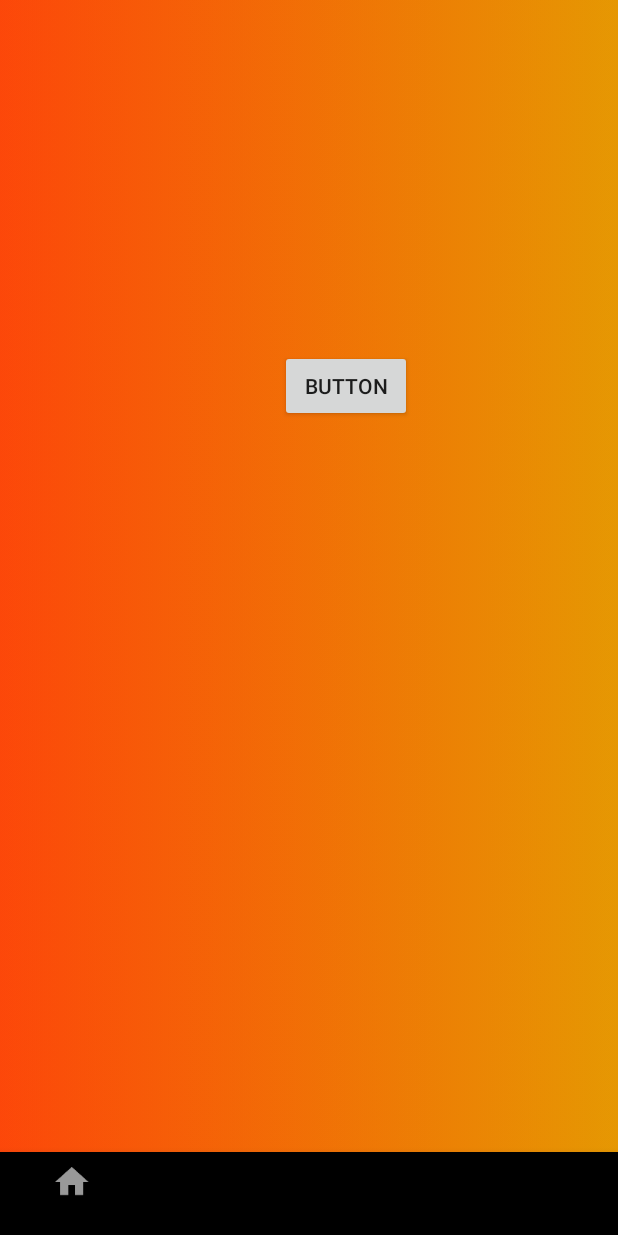
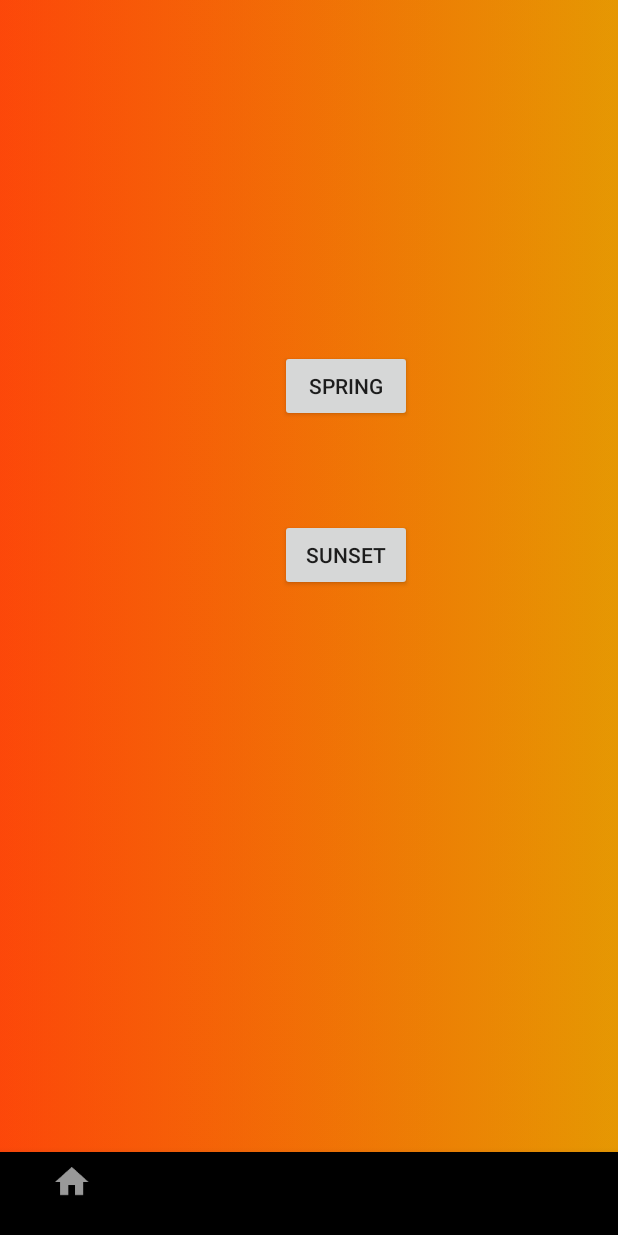
Before and after one commit to rbjacob101/Workout_App, an Android app: the screen it shows after launch (homepageActivity), on a phone screen of 412 x 824 dp. Run offline under Robolectric (Android 15) with nearby library versions, the phone set to English and light mode, and no system bars.

Commit message:
added (more or less) fluid toggleable dynamic gradient system

```diff
--- a/app/src/main/java/jsrb/com/workoutapp/MainActivity.java
+++ b/app/src/main/java/jsrb/com/workoutapp/MainActivity.java
@@ -43,8 +43,6 @@ public class MainActivity extends AppCompatActivity {
             public void onFinish(){
                 startActivity(homepage);
             }
-
         }.start();
-
     }
 }
--- a/app/src/main/res/drawable/gradient_3.xml
+++ b/app/src/main/res/drawable/gradient_3.xml
@@ -4,9 +4,9 @@
     <item>
         <shape>
             <gradient
-            android:angle="135"
-            android:startColor="#e8e028"
-            android:endColor="#ff2e01"
+            android:angle="180"
+            android:startColor="#ffeda1"
+            android:endColor="#aaf21d"
             android:type="linear"/>
         </shape>
     </item>
--- a/app/src/main/res/drawable/gradient_4.xml
+++ b/app/src/main/res/drawable/gradient_transparent.xml
@@ -4,10 +4,9 @@
     <item>
         <shape>
             <gradient
-            android:angle="135"
-            android:startColor="#ffeda1"
-            android:endColor="#aaf21d"
-            android:type="linear"/>
+                android:startColor="@android:color/transparent"
+                android:endColor="@android:color/transparent"
+                />
         </shape>
     </item>
 
--- a/app/src/main/res/drawable/transitionTest.xml
+++ b/app/src/main/res/drawable/transitiontest_1.xml
@@ -1,6 +1,6 @@
 <?xml version="1.0" encoding="UTF-8"?>
 <transition xmlns:android="http://schemas.android.com/apk/res/android">
     <!-- The drawables used here can be solid colors, gradients, shapes, images, etc. -->
-    <item android:drawable="@drawable/gradient_2" />
-    <item android:drawable="@drawable/gradient_4" />
+    <item android:drawable="@drawable/gradient_transparent" />
+    <item android:drawable="@drawable/gradient_3" />
 </transition>
--- /dev/null
+++ b/app/src/main/res/drawable/transitiontest_2.xml
@@ -0,0 +1,6 @@
+<?xml version="1.0" encoding="UTF-8"?>
+<transition xmlns:android="http://schemas.android.com/apk/res/android">
+    <!-- The drawables used here can be solid colors, gradients, shapes, images, etc. -->
+    <item android:drawable="@drawable/gradient_transparent" />
+    <item android:drawable="@drawable/gradient_1" />
+</transition>
--- a/app/src/main/res/layout/activity_homepage.xml
+++ b/app/src/main/res/layout/activity_homepage.xml
@@ -9,16 +9,32 @@
 
 
     <android.support.constraint.ConstraintLayout
+        android:id="@+id/bg"
         android:layout_width="match_parent"
         android:layout_height="match_parent">
+
+        <Button
+            android:id="@+id/button"
+            android:layout_width="wrap_content"
+            android:layout_height="wrap_content"
+            android:layout_marginTop="233dp"
+            android:onClick="springGradient"
+            android:text="Spring"
+            design:layout_constraintHorizontal_bias="0.577"
+            design:layout_constraintLeft_toLeftOf="parent"
+            design:layout_constraintRight_toRightOf="parent"
+            design:layout_constraintTop_toTopOf="parent"
+            tools:layout_constraintLeft_creator="1"
+            tools:layout_constraintRight_creator="1"
+            tools:layout_constraintTop_creator="1" />
 
         <Button
             android:id="@+id/view"
             android:layout_width="wrap_content"
             android:layout_height="wrap_content"
-            android:layout_marginTop="233dp"
-            android:onClick="transitionGradient"
-            android:text="Button"
+            android:layout_marginTop="346dp"
+            android:onClick="sunsetGradient"
+            android:text="Sunset"
             app:layout_constraintHorizontal_bias="0.577"
             app:layout_constraintLeft_toLeftOf="parent"
             app:layout_constraintRight_toRightOf="parent"
```
Also changed, not shown: app/src/main/java/jsrb/com/workoutapp/homepageActivity.java (+74 -17 lines).
